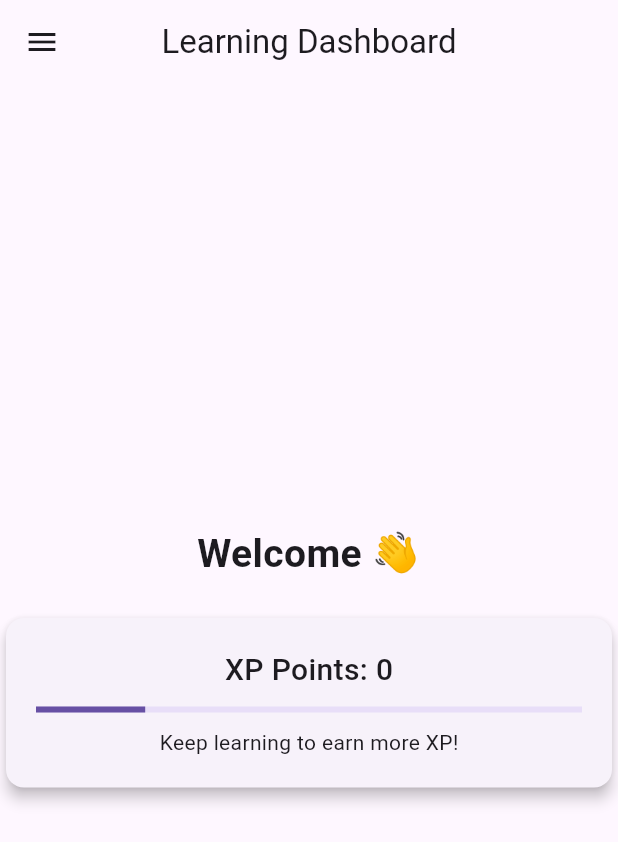
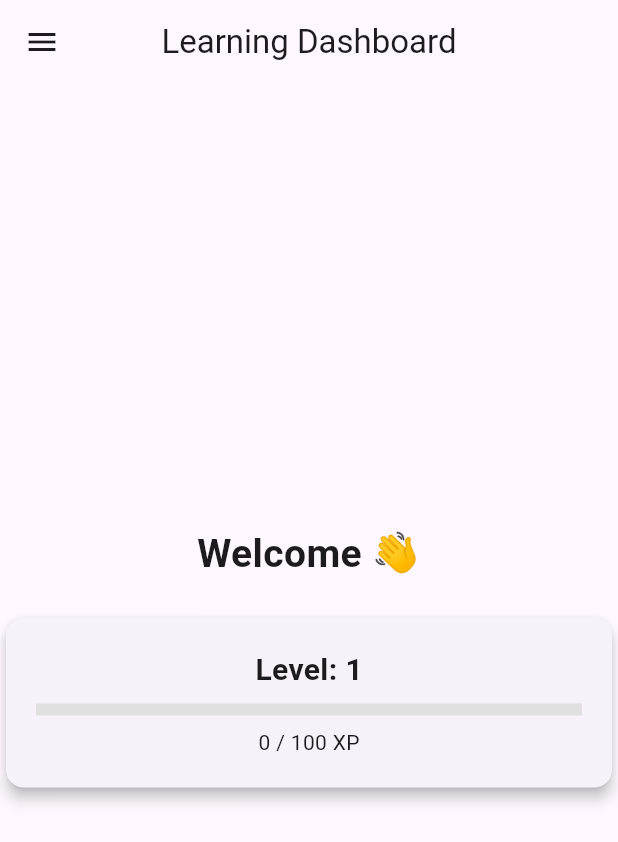
Before and after one commit to KiwiUG/rural-learning-app, a Flutter app: the screen it shows after launch, on a phone screen of 412 x 824 dp. Shown: the top 842 px of the screen. Run offline on Flutter 3.47's test engine with Material 3 defaults, Android fonts, the phone set to English and light mode, and no system bars; our stand-ins replace audioplayers, hive, hive_flutter; accounts and stored records are empty.

Commit message:
XP feature added locally

```diff
--- /dev/null
+++ b/lib/data/player_profile.dart
@@ -0,0 +1,23 @@
+ class PlayerProfile {
+  int xp;
+  int level;
+
+  PlayerProfile({this.xp = 0, this.level = 1});
+
+  /// Calculate XP needed for next level
+  int get xpForNextLevel => level * 100; // simple formula (100 XP per level)
+
+  /// Add XP and handle level up
+  void addXP(int amount) {
+    xp += amount;
+    while (xp >= xpForNextLevel) {
+      xp -= xpForNextLevel;
+      level++;
+    }
+  }
+
+  Map<String, dynamic> toJson() => {"xp": xp, "level": level};
+
+  factory PlayerProfile.fromJson(Map<String, dynamic> json) =>
+      PlayerProfile(xp: json["xp"], level: json["level"]);
+}
--- a/lib/main.dart
+++ b/lib/main.dart
@@ -2,14 +2,21 @@ import 'package:flutter/material.dart';
 import 'package:hive_flutter/hive_flutter.dart';
 import 'features/game/spelling_game.dart';
 
+import 'package:hive/hive.dart';
+import 'package:hive_flutter/hive_flutter.dart';
+import 'package:rural_learning_app/data/player_profile.dart';
+
+
 void main() async {
   WidgetsFlutterBinding.ensureInitialized();
   await Hive.initFlutter();
+  await Hive.openBox('playerBox');
   runApp(const MyApp());
 }
 
 class MyApp extends StatelessWidget {
   const MyApp({super.key});
+
 
   @override
   Widget build(BuildContext context) {
@@ -24,8 +31,33 @@ class MyApp extends StatelessWidget {
   }
 }
 
-class DashboardScreen extends StatelessWidget {
+class DashboardScreen extends StatefulWidget {
   const DashboardScreen({super.key});
+
+  @override
+  State<DashboardScreen> createState() => _DashboardScreenState();
+}
+
+class _DashboardScreenState extends State<DashboardScreen> {
+  late PlayerProfile profile;
+
+  @override
+  void initState() {
+    super.initState();
+    loadProfile();
+  }
+
+  void loadProfile() {
+    final box = Hive.box('playerBox');
+    final saved = box.get('profile');
+    if (saved != null) {
+      profile = PlayerProfile.fromJson(Map<String, dynamic>.from(saved));
+    } else {
+      profile = PlayerProfile();
+      box.put('profile', profile.toJson());
+    }
+    setState(() {}); // refresh UI
+  }
 
   @override
   Widget build(BuildContext context) {
@@ -50,7 +82,7 @@ class DashboardScreen extends StatelessWidget {
               title: const Text('Lessons'),
               onTap: () {
                 Navigator.pop(context);
-                // TODO: Navigate to Lessons Screen
+                // TODO: Navigate to Lessons
               },
             ),
             ListTile(
@@ -58,27 +90,35 @@ class DashboardScreen extends StatelessWidget {
               title: const Text('Quiz'),
               onTap: () {
                 Navigator.pop(context);
-                // TODO: Navigate to Quiz Screen
+                // TODO: Navigate to Quiz
               },
             ),
             ListTile(
   leading: const Icon(Icons.videogame_asset),
   title: const Text('Play Game'),
   onTap: () {
-                Navigator.pop(context); // closes drawer
+    Navigator.pop(context); // close drawer
     Navigator.push(
       context,
       MaterialPageRoute(
         builder: (context) => const SpellingGameScreen(),
       ),
-                );
+    ).then((_) {
+      // ✅ refresh when returning from game
+      setState(() {
+        loadProfile();
+      });
+    });
   },
 ),
+
           ],
         ),
       ),
       body: Center(
-        child: Column(
+        child: profile == null
+            ? const CircularProgressIndicator()
+            : Column(
                 mainAxisAlignment: MainAxisAlignment.center,
                 children: [
                   const Text(
@@ -91,17 +131,22 @@ class DashboardScreen extends StatelessWidget {
                     shape: RoundedRectangleBorder(
                       borderRadius: BorderRadius.circular(12),
                     ),
-              child: const Padding(
-                padding: EdgeInsets.all(20),
+                    child: Padding(
+                      padding: const EdgeInsets.all(20),
                       child: Column(
                         children: [
-                    Text("XP Points: 0",
-                        style: TextStyle(
-                            fontSize: 20, fontWeight: FontWeight.w500)),
-                    SizedBox(height: 10),
-                    LinearProgressIndicator(value: 0.2),
-                    SizedBox(height: 10),
-                    Text("Keep learning to earn more XP!"),
+                          Text("Level: ${profile.level}",
+                              style: const TextStyle(
+                                  fontSize: 20, fontWeight: FontWeight.bold)),
+                          const SizedBox(height: 8),
+                          LinearProgressIndicator(
+                            value: profile.xp / profile.xpForNextLevel,
+                            backgroundColor: Colors.grey[300],
+                            color: Colors.greenAccent,
+                            minHeight: 8,
+                          ),
+                          const SizedBox(height: 8),
+                          Text("${profile.xp} / ${profile.xpForNextLevel} XP"),
                         ],
                       ),
                     ),
```
Also changed, not shown: lib/features/game/spelling_game.dart (+42 -25 lines), 3 other files. Lines whose indentation alone changed are shown as unchanged.
